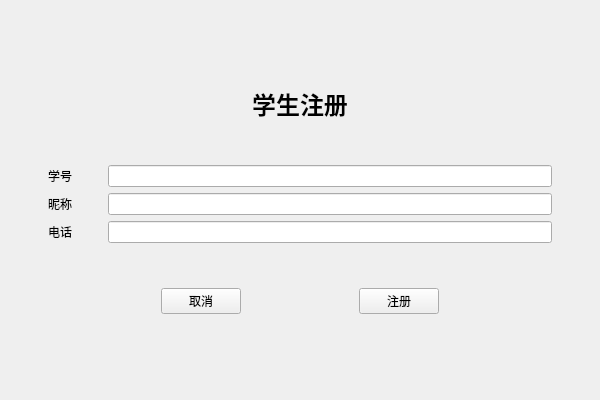
Above: ui/reg.ui from fanenr/cxx-DS-client before the change. Below: the same form after it.
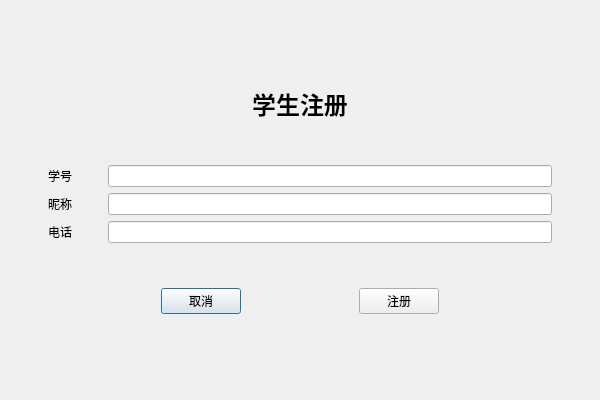
That is the form after the change.

The edit to the form file:
```diff
--- a/ui/reg.ui
+++ b/ui/reg.ui
@@ -1,7 +1,7 @@
 <?xml version="1.0" encoding="UTF-8"?>
 <ui version="4.0">
  <class>Reg</class>
- <widget class="QMainWindow" name="Reg">
+ <widget class="QDialog" name="Reg">
   <property name="geometry">
    <rect>
     <x>0</x>
@@ -13,7 +13,6 @@
   <property name="windowTitle">
    <string>学生注册</string>
   </property>
-  <widget class="QWidget" name="center">
    <layout class="QVBoxLayout" name="vlay">
     <property name="leftMargin">
      <number>48</number>
@@ -206,7 +205,6 @@
      </spacer>
     </item>
    </layout>
-  </widget>
  </widget>
  <resources/>
  <connections/>
```
Left out of the diff: 16 changed lines with no effect on the pictures. Lines whose indentation alone changed are shown as unchanged.
